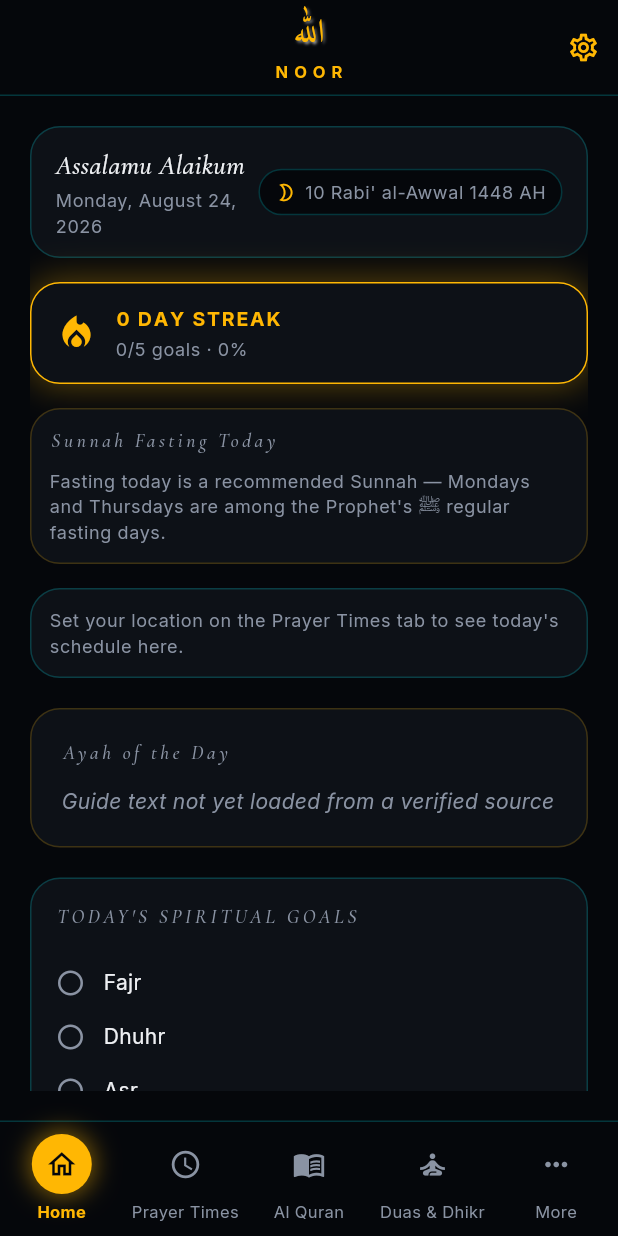
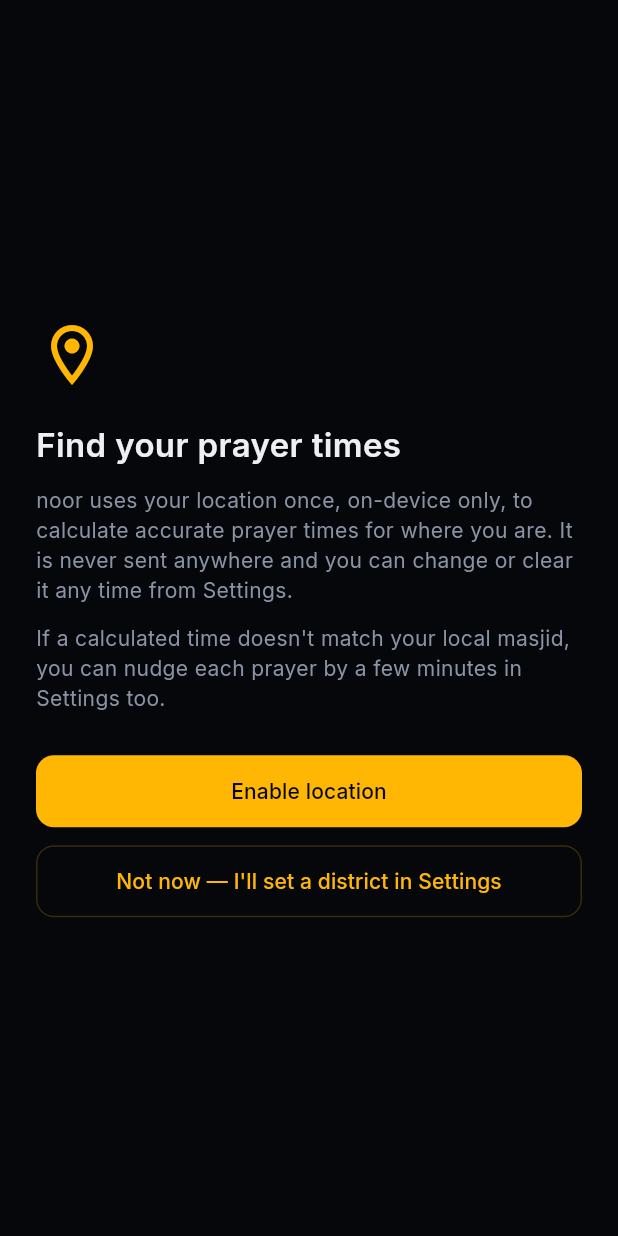
Before and after one commit to ajmalkhan6233-eng/noor_app, a Flutter app: the screen it shows after launch, on a phone screen of 412 x 824 dp. Run offline on Flutter 3.47's test engine with Material 3 defaults, Android fonts, the phone set to English and light mode, and no system bars; our stand-ins replace adhan, audioplayers, equatable, flutter_bloc, flutter_compass, flutter_local_notifications and 5 more; accounts and stored records are empty.

Commit message:
Section L (3/3): one-time location onboarding, closing the last gap
Completes the "ask once, then vanish, never block" location flow
flagged as an open gap after the earlier "location only in Settings"
consolidation. Shown once, after splash, then never again:
- Explains location is used on-device only for prayer-time accuracy,
  and mentions manual per-prayer adjustment is available in Settings
  if a calculated time doesn't match the user's local masjid.
- "Enable location" (explicit prompt) or "Not now" (skip, set a
  district in Settings later) — either way marks
  hasSeenLocationOnboarding and never shows again. Skipping never
  blocks any part of the app.
- DB: app_settings gets has_seen_location_onboarding via a version-4
  migration (ALTER TABLE, default 0 so existing installs still get
  the one-time explanation once).

Architecture note: HomeDashboard mounts immediately after splash,
never gated on this settings read — pushed as an overlay route once
settings actually confirm it's needed, same tolerant "render now, fill
in from DB once it resolves" pattern every other screen in this app
already uses. An earlier version of this gated the home screen behind
an awaited settings load and broke under `flutter test` (DB reads
never resolve there) — worse, it was a real robustness bug: a slow or
failed DB read on a real device would have stranded the app on the
splash screen forever. Caught via the test suite before it shipped.

All 199 tests pass; flutter analyze clean.

```diff
--- a/lib/app.dart
+++ b/lib/app.dart
@@ -5,6 +5,7 @@
 import 'core/constants/app_strings.dart';
 import 'core/constants/app_theme.dart';
 import 'core/presentation/app_scroll_behavior.dart';
+import 'core/presentation/location_onboarding_screen.dart';
 import 'core/presentation/splash_screen.dart';
 import 'features/home/presentation/home_dashboard.dart';
 import 'features/settings/data/app_locale.dart';
@@ -23,7 +24,10 @@
 }
 
 class _NoorAppState extends State<NoorApp> {
+  final _navigatorKey = GlobalKey<NavigatorState>();
+
   bool _showSplash = true;
+  bool _onboardingPushed = false;
   ThemeMode _themeMode = ThemeMode.dark;
 
   @override
@@ -36,6 +40,38 @@
       // Only seed the controller if Settings hasn't already changed it
       // (e.g. a fast language switch while this future was pending).
       AppLocaleController.instance.locale.value ??= settings.locale.locale;
+      if (!settings.hasSeenLocationOnboarding) _maybePushOnboarding();
+    });
+  }
+
+  /// HomeDashboard mounts immediately once the splash finishes — never
+  /// gated on this settings read, same as every other DB-backed widget
+  /// in this app (which render right away and fill in once their own
+  /// async load completes, rather than blocking). The one-time
+  /// location screen is pushed as an overlay route on top instead,
+  /// once both the splash is done and settings confirm it's actually
+  /// needed — whichever finishes second. Pushed at most once per
+  /// app session.
+  void _maybePushOnboarding() {
+    if (_onboardingPushed || _showSplash) return;
+    _onboardingPushed = true;
+    WidgetsBinding.instance.addPostFrameCallback((_) {
+      _navigatorKey.currentState?.push(
+        MaterialPageRoute<void>(
+          builder: (_) => LocationOnboardingScreen(
+            onFinished: () => Navigator.of(_navigatorKey.currentContext!).pop(),
+          ),
+          fullscreenDialog: true,
+        ),
+      );
+    });
+  }
+
+  void _onSplashFinished() {
+    setState(() => _showSplash = false);
+    // In case settings already resolved while splash was still up.
+    SettingsRepository().load().then((settings) {
+      if (mounted && !settings.hasSeenLocationOnboarding) _maybePushOnboarding();
     });
   }
 
@@ -45,6 +81,7 @@
       valueListenable: AppLocaleController.instance.locale,
       builder: (context, locale, _) {
         return MaterialApp(
+          navigatorKey: _navigatorKey,
           title: AppStrings.appName,
           debugShowCheckedModeBanner: false,
           scrollBehavior: AppScrollBehavior(),
@@ -55,9 +92,7 @@
           localizationsDelegates: AppLocalizations.localizationsDelegates,
           supportedLocales: AppLocalizations.supportedLocales,
           home: _showSplash
-              ? SplashScreen(
-                  onFinished: () => setState(() => _showSplash = false),
-                )
+              ? SplashScreen(onFinished: _onSplashFinished)
               : const HomeDashboard(),
         );
       },
--- a/lib/core/database/schema/settings_schema.dart
+++ b/lib/core/database/schema/settings_schema.dart
@@ -40,7 +40,8 @@
     selected_district TEXT,
     language_code TEXT NOT NULL DEFAULT 'en',
     pre_reminder_enabled INTEGER NOT NULL DEFAULT 0,
-    pre_reminder_minutes INTEGER NOT NULL DEFAULT 10
+    pre_reminder_minutes INTEGER NOT NULL DEFAULT 10,
+    has_seen_location_onboarding INTEGER NOT NULL DEFAULT 0
   )
   ''',
 ];
--- /dev/null
+++ b/lib/core/presentation/location_onboarding_screen.dart
@@ -0,0 +1,111 @@
+// Bismillahir Rahmanir Raheem — watermark: ALLAH
+//
+// Shown exactly once, right after the splash screen, before the main
+// dashboard — asks for location (needed for accurate prayer times),
+// explains manual per-prayer adjustment is available if a calculated
+// time doesn't match the user's local masjid, then never appears
+// again. Skipping never blocks anything: the app opens normally
+// either way, and location stays changeable from Settings afterward.
+
+import 'package:flutter/material.dart';
+
+import '../constants/app_colors.dart';
+import '../location/location_service.dart';
+import '../../features/settings/data/settings_repository.dart';
+
+class LocationOnboardingScreen extends StatefulWidget {
+  const LocationOnboardingScreen({super.key, required this.onFinished});
+
+  final VoidCallback onFinished;
+
+  @override
+  State<LocationOnboardingScreen> createState() => _LocationOnboardingScreenState();
+}
+
+class _LocationOnboardingScreenState extends State<LocationOnboardingScreen> {
+  final _locationService = const LocationService();
+  bool _resolving = false;
+
+  Future<void> _finish() async {
+    await SettingsRepository().load().then((settings) async {
+      await SettingsRepository().save(settings.copyWith(hasSeenLocationOnboarding: true));
+    });
+    if (mounted) widget.onFinished();
+  }
+
+  Future<void> _enableLocation() async {
+    setState(() => _resolving = true);
+    await _locationService.getCurrentCoordinates();
+    if (mounted) await _finish();
+  }
+
+  @override
+  Widget build(BuildContext context) {
+    return Scaffold(
+      backgroundColor: AppColors.paper,
+      body: SafeArea(
+        child: Padding(
+          padding: const EdgeInsets.all(24),
+          child: Column(
+            crossAxisAlignment: CrossAxisAlignment.start,
+            mainAxisAlignment: MainAxisAlignment.center,
+            children: [
+              const Icon(Icons.location_on_outlined, color: AppColors.gold, size: 48),
+              const SizedBox(height: 20),
+              const Text(
+                'Find your prayer times',
+                style: TextStyle(
+                  color: AppColors.ink,
+                  fontSize: 22,
+                  fontWeight: FontWeight.w600,
+                ),
+              ),
+              const SizedBox(height: 12),
+              const Text(
+                'noor uses your location once, on-device only, to calculate '
+                'accurate prayer times for where you are. It is never sent '
+                'anywhere and you can change or clear it any time from '
+                'Settings.',
+                style: TextStyle(color: AppColors.sage, height: 1.4),
+              ),
+              const SizedBox(height: 12),
+              const Text(
+                "If a calculated time doesn't match your local masjid, "
+                'you can nudge each prayer by a few minutes in Settings too.',
+                style: TextStyle(color: AppColors.sage, height: 1.4),
+              ),
+              const SizedBox(height: 28),
+              SizedBox(
+                width: double.infinity,
+                child: ElevatedButton(
+                  onPressed: _resolving ? null : _enableLocation,
+                  style: ElevatedButton.styleFrom(
+                    backgroundColor: AppColors.gold,
+                    foregroundColor: AppColors.paper,
+                    padding: const EdgeInsets.symmetric(vertical: 14),
+                    shape: RoundedRectangleBorder(borderRadius: BorderRadius.circular(12)),
+                  ),
+                  child: Text(_resolving ? 'Locating…' : 'Enable location'),
+                ),
+              ),
+              const SizedBox(height: 12),
+              SizedBox(
+                width: double.infinity,
+                child: OutlinedButton(
+                  onPressed: _resolving ? null : _finish,
+                  style: OutlinedButton.styleFrom(
+                    foregroundColor: AppColors.gold,
+                    side: const BorderSide(color: AppColors.goldBorder),
+                    padding: const EdgeInsets.symmetric(vertical: 14),
+                    shape: RoundedRectangleBorder(borderRadius: BorderRadius.circular(12)),
+                  ),
+                  child: const Text('Not now — I\'ll set a district in Settings'),
+                ),
+              ),
+            ],
+          ),
+        ),
+      ),
+    );
+  }
+}
--- a/lib/features/settings/data/app_settings.dart
+++ b/lib/features/settings/data/app_settings.dart
@@ -25,6 +25,7 @@
     this.locale = AppLocaleOption.english,
     this.preReminderEnabled = false,
     this.preReminderMinutes = 10,
+    this.hasSeenLocationOnboarding = false,
   });
 
   final PrayerSettings prayerSettings;
@@ -65,6 +66,12 @@
   final bool preReminderEnabled;
   final int preReminderMinutes;
 
+  /// True once the one-time, first-launch location explanation has
+  /// been shown (regardless of whether the user granted or skipped
+  /// it) — never shown again after that, per the locked "ask once"
+  /// rule.
+  final bool hasSeenLocationOnboarding;
+
   AppSettings copyWith({
     PrayerSettings? prayerSettings,
     NotificationSettings? notifications,
@@ -77,6 +84,7 @@
     AppLocaleOption? locale,
     bool? preReminderEnabled,
     int? preReminderMinutes,
+    bool? hasSeenLocationOnboarding,
   }) {
     return AppSettings(
       prayerSettings: prayerSettings ?? this.prayerSettings,
@@ -91,6 +99,7 @@
       locale: locale ?? this.locale,
       preReminderEnabled: preReminderEnabled ?? this.preReminderEnabled,
       preReminderMinutes: preReminderMinutes ?? this.preReminderMinutes,
+      hasSeenLocationOnboarding: hasSeenLocationOnboarding ?? this.hasSeenLocationOnboarding,
     );
   }
 
@@ -111,6 +120,7 @@
       locale: locale,
       preReminderEnabled: preReminderEnabled,
       preReminderMinutes: preReminderMinutes,
+      hasSeenLocationOnboarding: hasSeenLocationOnboarding,
     );
   }
 }
--- a/lib/features/settings/data/settings_repository.dart
+++ b/lib/features/settings/data/settings_repository.dart
@@ -78,6 +78,7 @@
       ),
       preReminderEnabled: (row['pre_reminder_enabled']! as int) != 0,
       preReminderMinutes: row['pre_reminder_minutes']! as int,
+      hasSeenLocationOnboarding: (row['has_seen_location_onboarding']! as int) != 0,
     );
   }
 
@@ -123,6 +124,7 @@
       'language_code': settings.locale.languageCode,
       'pre_reminder_enabled': settings.preReminderEnabled ? 1 : 0,
       'pre_reminder_minutes': settings.preReminderMinutes,
+      'has_seen_location_onboarding': settings.hasSeenLocationOnboarding ? 1 : 0,
     };
 
     final existing = await db.query('app_settings', where: 'id = 1');
--- a/lib/features/settings/logic/settings_cubit/settings_cubit.dart
+++ b/lib/features/settings/logic/settings_cubit/settings_cubit.dart
@@ -76,6 +76,7 @@
         locale: s.locale,
         preReminderEnabled: s.preReminderEnabled,
         preReminderMinutes: s.preReminderMinutes,
+        hasSeenLocationOnboarding: s.hasSeenLocationOnboarding,
       ));
 
   Future<void> setIqamathOffsets(IqamathOffsetMinutes offsets) =>
@@ -86,6 +87,9 @@
 
   Future<void> setPreReminderMinutes(int minutes) =>
       _update((s) => s.copyWith(preReminderMinutes: minutes));
+
+  Future<void> setHasSeenLocationOnboarding() =>
+      _update((s) => s.copyWith(hasSeenLocationOnboarding: true));
 
   Future<void> setSilentMode(SilentModeSettings silentMode) =>
       _update((s) => s.copyWith(silentMode: silentMode));
```
Also changed, not shown: lib/core/database/database_migrations.dart (+7 -2 lines), 2 other files.
